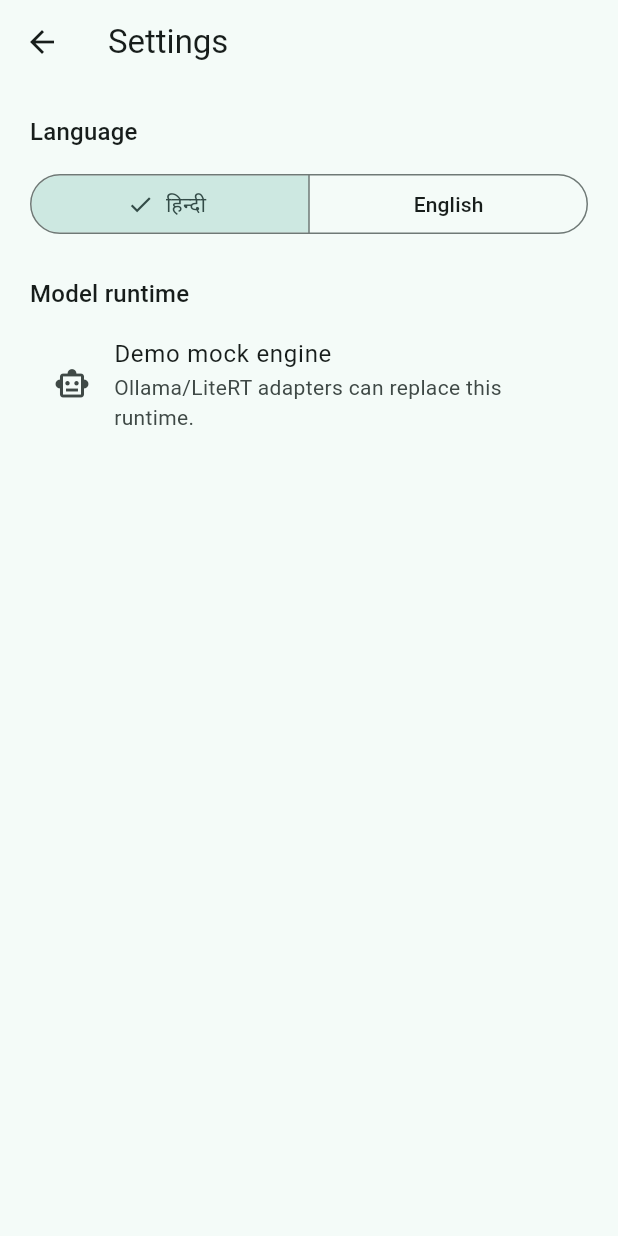
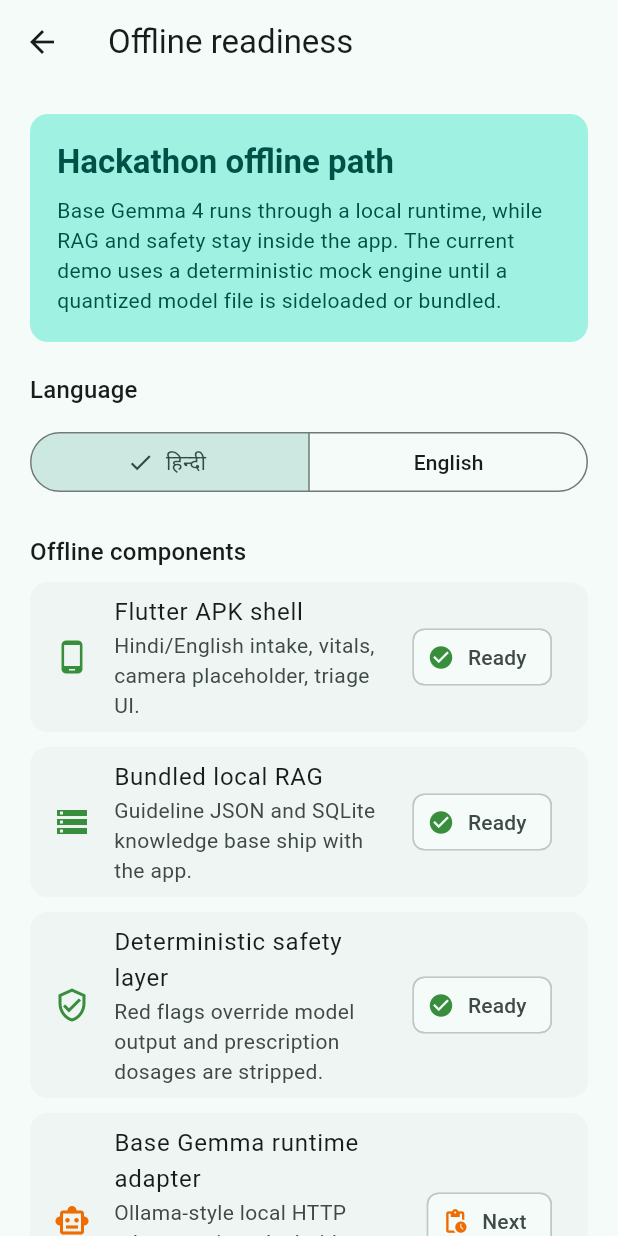
Before and after one commit to Parasjadon05/VaidyaAI, a Flutter app: the SettingsScreen screen opened directly with empty values, on a phone screen of 412 x 824 dp. Run offline on Flutter 3.47's test engine with Material 3 defaults, Android fonts, the phone set to English and light mode, and no system bars.

Commit message:
Add offline mobile deployment status.
Co-authored-by: Cursor <cursoragent@cursor.com>

```diff
--- a/app/lib/features/intake/intake_screen.dart
+++ b/app/lib/features/intake/intake_screen.dart
@@ -4,6 +4,7 @@ import '../../core/localization/app_language.dart';
 import '../../core/localization/app_strings.dart';
 import '../ai/data/vaidya_ai_service.dart';
 import '../ai/domain/patient_case.dart';
+import '../../screens/settings_screen.dart';
 import '../triage/triage_screen.dart';
 
 class IntakeScreen extends StatefulWidget {
@@ -52,6 +53,20 @@ class _IntakeScreenState extends State<IntakeScreen> {
       appBar: AppBar(
         title: const Text('VaidyaAI'),
         actions: [
+          IconButton(
+            tooltip: 'Offline status',
+            onPressed: () {
+              Navigator.of(context).push(
+                MaterialPageRoute<void>(
+                  builder: (_) => SettingsScreen(
+                    language: widget.language,
+                    onLanguageChanged: widget.onLanguageChanged,
+                  ),
+                ),
+              );
+            },
+            icon: const Icon(Icons.offline_bolt_outlined),
+          ),
           Padding(
             padding: const EdgeInsets.only(right: 12),
             child: SegmentedButton<AppLanguage>(
--- a/app/lib/screens/settings_screen.dart
+++ b/app/lib/screens/settings_screen.dart
@@ -1,6 +1,7 @@
 import 'package:flutter/material.dart';
 
 import '../core/localization/app_language.dart';
+import '../core/localization/app_strings.dart';
 
 class SettingsScreen extends StatelessWidget {
   const SettingsScreen({
@@ -14,11 +15,38 @@ class SettingsScreen extends StatelessWidget {
 
   @override
   Widget build(BuildContext context) {
+    final strings = AppStrings(language);
     return Scaffold(
-      appBar: AppBar(title: const Text('Settings')),
+      appBar: AppBar(title: const Text('Offline readiness')),
       body: ListView(
         padding: const EdgeInsets.all(20),
         children: [
+          Card(
+            color: Theme.of(context).colorScheme.primaryContainer,
+            child: Padding(
+              padding: const EdgeInsets.all(18),
+              child: Column(
+                crossAxisAlignment: CrossAxisAlignment.start,
+                children: [
+                  Text(
+                    'Hackathon offline path',
+                    style: Theme.of(context).textTheme.titleLarge?.copyWith(
+                      fontWeight: FontWeight.w700,
+                      color: Theme.of(context).colorScheme.onPrimaryContainer,
+                    ),
+                  ),
+                  const SizedBox(height: 8),
+                  Text(
+                    'Base Gemma 4 runs through a local runtime, while RAG and safety stay inside the app. The current demo uses a deterministic mock engine until a quantized model file is sideloaded or bundled.',
+                    style: TextStyle(
+                      color: Theme.of(context).colorScheme.onPrimaryContainer,
+                    ),
+                  ),
+                ],
+              ),
+            ),
+          ),
+          const SizedBox(height: 20),
           Text('Language', style: Theme.of(context).textTheme.titleMedium),
           const SizedBox(height: 12),
           SegmentedButton<AppLanguage>(
@@ -34,15 +62,90 @@ class SettingsScreen extends StatelessWidget {
             },
           ),
           const SizedBox(height: 24),
-          Text('Model runtime', style: Theme.of(context).textTheme.titleMedium),
+          Text(
+            'Offline components',
+            style: Theme.of(context).textTheme.titleMedium,
+          ),
           const SizedBox(height: 8),
-          const ListTile(
-            leading: Icon(Icons.smart_toy_outlined),
-            title: Text('Demo mock engine'),
-            subtitle: Text('Ollama/LiteRT adapters can replace this runtime.'),
+          const _StatusTile(
+            icon: Icons.phone_android,
+            title: 'Flutter APK shell',
+            subtitle:
+                'Hindi/English intake, vitals, camera placeholder, triage UI.',
+            complete: true,
+          ),
+          const _StatusTile(
+            icon: Icons.storage_outlined,
+            title: 'Bundled local RAG',
+            subtitle:
+                'Guideline JSON and SQLite knowledge base ship with the app.',
+            complete: true,
+          ),
+          const _StatusTile(
+            icon: Icons.verified_user_outlined,
+            title: 'Deterministic safety layer',
+            subtitle:
+                'Red flags override model output and prescription dosages are stripped.',
+            complete: true,
+          ),
+          const _StatusTile(
+            icon: Icons.smart_toy_outlined,
+            title: 'Base Gemma runtime adapter',
+            subtitle:
+                'Ollama-style local HTTP adapter exists; Android llama.cpp/LiteRT bridge is next.',
+            complete: false,
+          ),
+          const _StatusTile(
+            icon: Icons.inventory_2_outlined,
+            title: 'Quantized model artifact',
+            subtitle:
+                'Add Gemma 4 E4B Q4 GGUF or LiteRT model via asset pack or sideload.',
+            complete: false,
+          ),
+          const SizedBox(height: 24),
+          Text('Demo proof', style: Theme.of(context).textTheme.titleMedium),
+          const SizedBox(height: 8),
+          Text(
+            strings.modelStrategyBody,
+            style: Theme.of(context).textTheme.bodyMedium,
           ),
         ],
       ),
     );
   }
 }
+
+class _StatusTile extends StatelessWidget {
+  const _StatusTile({
+    required this.icon,
+    required this.title,
+    required this.subtitle,
+    required this.complete,
+  });
+
+  final IconData icon;
+  final String title;
+  final String subtitle;
+  final bool complete;
+
+  @override
+  Widget build(BuildContext context) {
+    final color = complete ? Colors.green.shade700 : Colors.orange.shade800;
+    return Card(
+      margin: const EdgeInsets.only(bottom: 10),
+      child: ListTile(
+        leading: Icon(icon, color: color),
+        title: Text(title),
+        subtitle: Text(subtitle),
+        trailing: Chip(
+          label: Text(complete ? 'Ready' : 'Next'),
+          avatar: Icon(
+            complete ? Icons.check_circle : Icons.pending_actions,
+            size: 18,
+            color: color,
+          ),
+        ),
+      ),
+    );
+  }
+}
```
Also changed, not shown: 2 other files.
